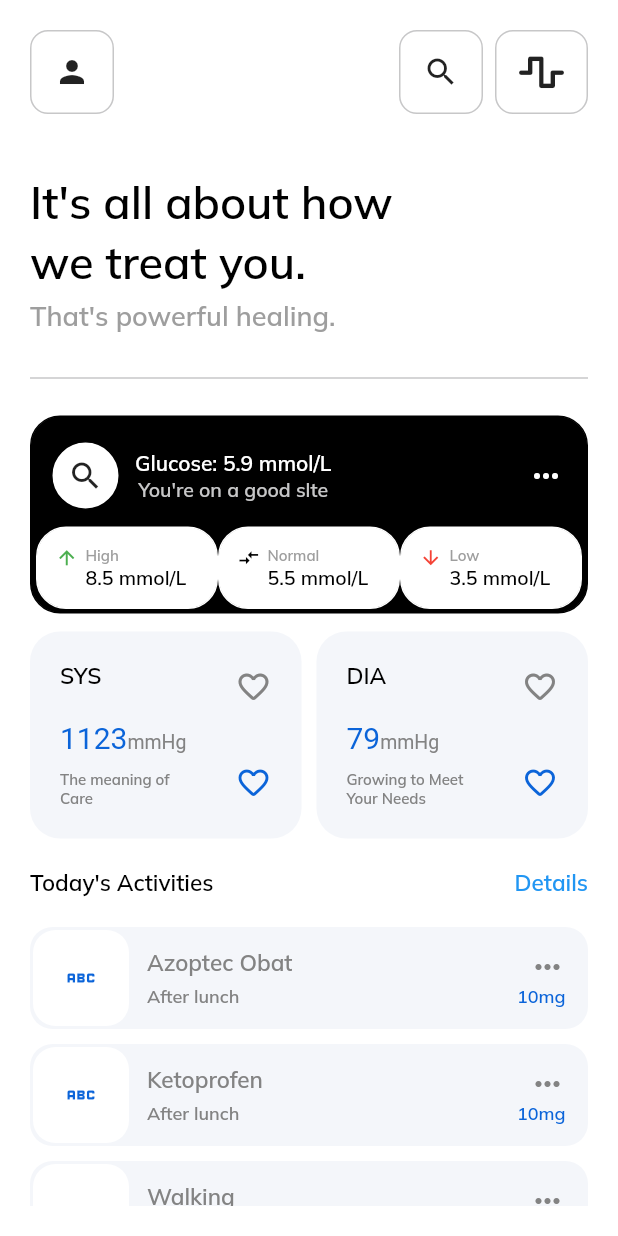
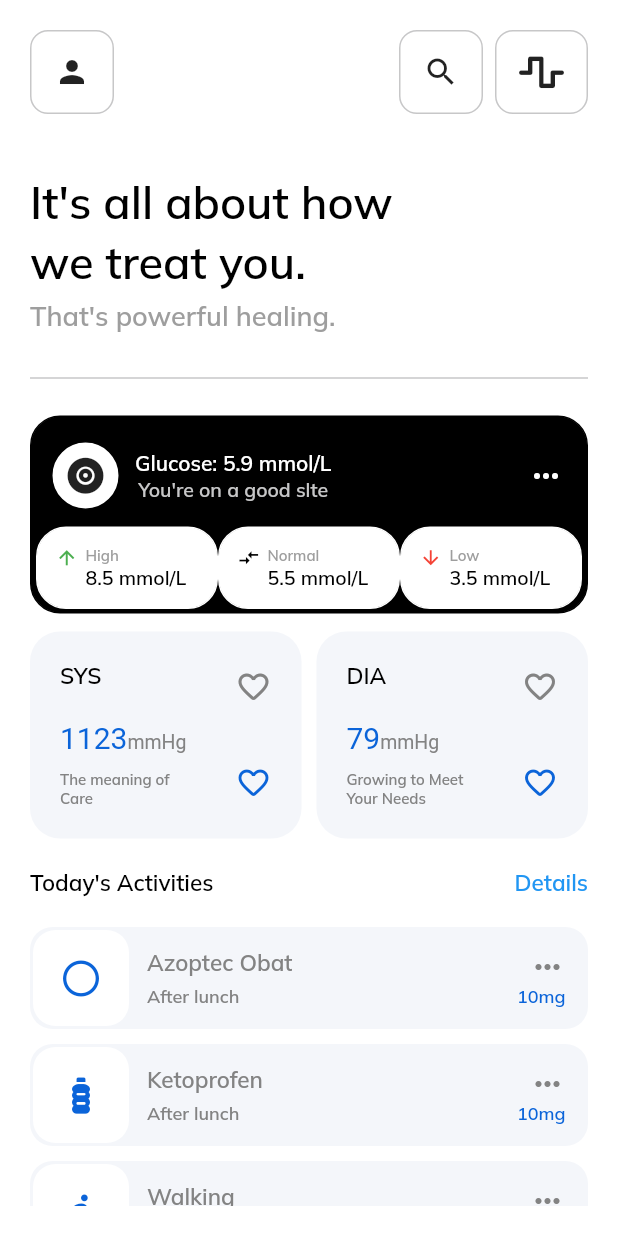
Before and after one commit to Jud-e/fitness_app, a Flutter app: the Overview screen opened directly, after a tap on the "abc" icon, on a phone screen of 412 x 824 dp. Run offline on Flutter 3.47's test engine with Material 2 defaults, Android fonts, the phone set to English and light mode, and no system bars; our stand-ins replace font_awesome_flutter, google_fonts.

Commit message:
update 23/01

```diff
--- a/lib/screens/overview.dart
+++ b/lib/screens/overview.dart
@@ -1,7 +1,6 @@
 import 'package:fitness_app/colors.dart';
 import 'package:flutter/material.dart';
-import 'package:flutter/src/widgets/container.dart';
-import 'package:flutter/src/widgets/framework.dart';
+import 'package:font_awesome_flutter/font_awesome_flutter.dart';
 
 import '../constants.dart';
 
@@ -70,7 +69,10 @@ class _OverviewState extends State<Overview> {
                                   children: [
                                     const Icon(Icons.more_horiz_rounded),
                                     yMargin(40),
-                                    const Icon(Icons.favorite_border_rounded),
+                                    Icon(
+                                      FontAwesomeIcons.bottleDroplet,
+                                      color: blueIcon,
+                                    ),
                                   ],
                                 )
                               ],
@@ -119,7 +121,10 @@ class _OverviewState extends State<Overview> {
                                   children: [
                                     const Icon(Icons.more_horiz_rounded),
                                     yMargin(40),
-                                    const Icon(Icons.favorite_border_rounded),
+                                    Icon(
+                                      FontAwesomeIcons.boltLightning,
+                                      color: blueIcon,
+                                    ),
                                   ],
                                 )
                               ],
@@ -142,20 +147,20 @@ class _OverviewState extends State<Overview> {
             yMargin(20),
             Column(
               children: [
-                detail(Icons.abc, "Consultation", "15 Jan 2023", "9AM to 10AM",
-                    darker),
+                detail(FontAwesomeIcons.stethoscope, "Consultation",
+                    "15 Jan 2023", "9AM to 10AM", darker),
                 yMargin(10),
-                detail(Icons.abc, "Medical check up", "heart test",
-                    "11AM to 12AM", darker),
+                detail(FontAwesomeIcons.personBooth, "Medical check up",
+                    "Heart test", "11AM to 12AM", darker),
                 yMargin(10),
-                detail(
-                    Icons.abc, "Ketoprofen", "After lunch", "10mg", blueIcon),
+                detail(FontAwesomeIcons.bottleWater, "Ketoprofen",
+                    "After lunch", "10mg", blueIcon),
                 yMargin(10),
-                detail(
-                    Icons.abc, "Walking", "15 Jan 2023", "12AM to 1PM", darker),
+                detail(FontAwesomeIcons.personWalking, "Walking", "15 Jan 2023",
+                    "12AM to 1PM", darker),
                 yMargin(10),
-                detail(
-                    Icons.abc, "Fitness", "15 Jan 2023", "1PM to 2PM", darker)
+                detail(FontAwesomeIcons.dumbbell, "Fitness", "15 Jan 2023",
+                    "1PM to 2PM", darker)
               ],
             )
           ],
```
Also changed, not shown: lib/screens/activities.dart (+5 -2 lines), lib/screens/homepage.dart (+9 -9 lines).
